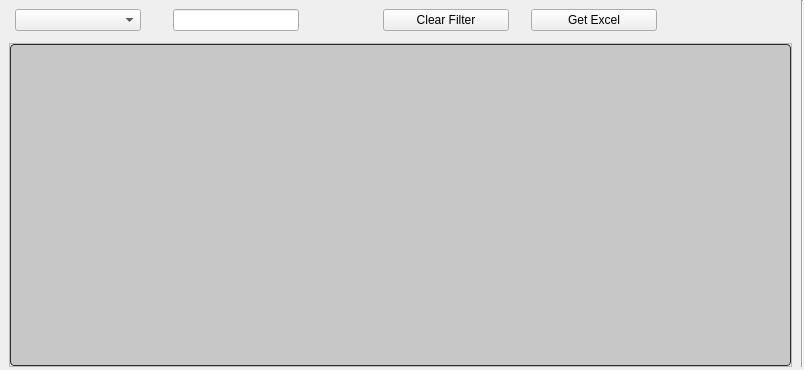
Qt form Resources/UI/table11.ui (ArhamshareKrushil/ScanRisk) before a commit.
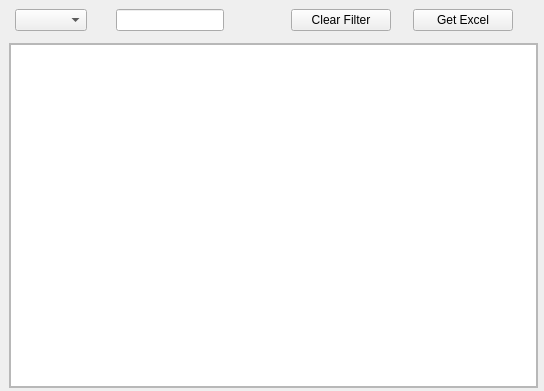
The same form after that commit. Icons and pictures are not drawn.

```diff
--- a/Resources/UI/table11.ui
+++ b/Resources/UI/table11.ui
@@ -6,8 +6,8 @@
    <rect>
     <x>0</x>
     <y>0</y>
-    <width>804</width>
-    <height>370</height>
+    <width>544</width>
+    <height>391</height>
    </rect>
   </property>
   <property name="windowTitle">
@@ -36,6 +36,43 @@
     <property name="verticalSpacing">
      <number>0</number>
     </property>
+    <item row="2" column="3">
+     <widget class="Line" name="line_3">
+      <property name="styleSheet">
+       <string notr="true">background-color: transparent;</string>
+      </property>
+      <property name="orientation">
+       <enum>Qt::Vertical</enum>
+      </property>
+     </widget>
+    </item>
+    <item row="3" column="1">
+     <widget class="Line" name="line_18">
+      <property name="orientation">
+       <enum>Qt::Horizontal</enum>
+      </property>
+     </widget>
+    </item>
+    <item row="1" column="2">
+     <widget class="Line" name="line_2">
+      <property name="styleSheet">
+       <string notr="true">background-color: transparent;</string>
+      </property>
+      <property name="orientation">
+       <enum>Qt::Horizontal</enum>
+      </property>
+     </widget>
+    </item>
+    <item row="2" column="0">
+     <widget class="Line" name="line">
+      <property name="styleSheet">
+       <string notr="true">background-color: transparent;</string>
+      </property>
+      <property name="orientation">
+       <enum>Qt::Vertical</enum>
+      </property>
+     </widget>
+    </item>
     <item row="2" column="2">
      <widget class="QFrame" name="mainFrame">
       <property name="sizePolicy">
@@ -74,149 +111,7 @@
           </font>
          </property>
          <property name="styleSheet">
-          <string notr="true">QTreeView:branch:selected, QTreeView:branch:hover {
-  background: url(&quot;:/qss_icons/rc/transparent.png&quot;);
-}
-
-QTreeView:branch:has-siblings:!adjoins-item {
-  border-image: url(&quot;:/qss_icons/rc/branch_line.png&quot;) 0;
-}
-
-QTreeView:branch:has-siblings:adjoins-item {
-  border-image: url(&quot;:/qss_icons/rc/branch_more.png&quot;) 0;
-}
-
-QTreeView:branch:!has-children:!has-siblings:adjoins-item {
-  border-image: url(&quot;:/qss_icons/rc/branch_end.png&quot;) 0;
-}
-
-QTreeView:branch:has-children:!has-siblings:closed, QTreeView:branch:closed:has-children:has-siblings {
-  border-image: none;
-  image: url(&quot;:/qss_icons/rc/branch_closed.png&quot;);
-}
-
-QTreeView:branch:open:has-children:!has-siblings, QTreeView:branch:open:has-children:has-siblings {
-  border-image: none;
-  image: url(&quot;:/qss_icons/rc/branch_open.png&quot;);
-}
-
-QTreeView:branch:has-children:!has-siblings:closed:hover, QTreeView:branch:closed:has-children:has-siblings:hover {
-  image: url(&quot;:/qss_icons/rc/branch_closed_focus.png&quot;);
-}
-
-QTreeView:branch:open:has-children:!has-siblings:hover, QTreeView:branch:open:has-children:has-siblings:hover {
-  image: url(&quot;:/qss_icons/rc/branch_open_focus.png&quot;);
-}
-
-QTreeView::indicator:checked,
-QListView::indicator:checked {
-  image: url(&quot;:/qss_icons/rc/checkbox_checked.png&quot;);
-}
-
-QTreeView::indicator:checked:hover, QTreeView::indicator:checked:focus, QTreeView::indicator:checked:pressed,
-QListView::indicator:checked:hover,
-QListView::indicator:checked:focus,
-QListView::indicator:checked:pressed {
-  image: url(&quot;:/qss_icons/rc/checkbox_checked_focus.png&quot;);
-}
-
-QTreeView::indicator:unchecked,
-QListView::indicator:unchecked {
-  image: url(&quot;:/qss_icons/rc/checkbox_unchecked.png&quot;);
-}
-
-QTreeView::indicator:unchecked:hover, QTreeView::indicator:unchecked:focus, QTreeView::indicator:unchecked:pressed,
-QListView::indicator:unchecked:hover,
-QListView::indicator:unchecked:focus,
-QListView::indicator:unchecked:pressed {
-  image: url(&quot;:/qss_icons/rc/checkbox_unchecked_focus.png&quot;);
-}
-
-QTreeView::indicator:indeterminate,
-QListView::indicator:indeterminate {
-  image: url(&quot;:/qss_icons/rc/checkbox_indeterminate.png&quot;);
-}
-
-QTreeView::indicator:indeterminate:hover, QTreeView::indicator:indeterminate:focus, QTreeView::indicator:indeterminate:pressed,
-QListView::indicator:indeterminate:hover,
-QListView::indicator:indeterminate:focus,
-QListView::indicator:indeterminate:pressed {
-  image: url(&quot;:/qss_icons/rc/checkbox_indeterminate_focus.png&quot;);
-}
-
-QTreeView,
-QListView,
-QTableView,
-QColumnView {
-  background-color: #c7c7c7;
-  border: 1px solid #2d2d2d;
-  color: #000000;
-  gridline-color: #2d2d2d;
-  border-radius: 4px;
-}
-
-QTreeView:disabled,
-QListView:disabled,
-QTableView:disabled,
-QColumnView:disabled {
-  background-color: #c7c7c7;
-  color: #000000;
-}
-
-QTreeView:selected,
-QListView:selected,
-QTableView:selected,
-QColumnView:selected {
-  background-color: #c7c7c7;
-  color: #000000;
-}
-
-QTreeView:hover,
-QListView:hover,
-QTableView:hover,
-QColumnView:hover {
-  background-color: #c7c7c7;
-  border: 1px solid #148CD2;
-}
-
-QTreeView::item:pressed,
-QListView::item:pressed,
-QTableView::item:pressed,
-QColumnView::item:pressed {
-  background-color: #c7c7c7;
-}
-
-QTreeView::item:selected:hover,
-QListView::item:selected:hover,
-QTableView::item:selected:hover,
-QColumnView::item:selected:hover {
-  background: #c7c7c7;
-  color: #000000;
-}
-
-QTreeView::item:selected:active,
-QListView::item:selected:active,
-QTableView::item:selected:active,
-QColumnView::item:selected:active {
-background-color: palette(highlight);
- color: palette(highlightedText);
-}
-
-QTreeView::item:!selected:hover,
-QListView::item:!selected:hover,
-QTableView::item:!selected:hover,
-QColumnView::item:!selected:hover {
-  outline: 0;
-  color: #148CD2;
-  background-color: #2d2d2d;
-}
-
-QTableCornerButton::section {
-  background-color: #282828;
-  border: 1px transparent #2d2d2d;
-  border-radius: 0px;
-}
-</string>
+          <string notr="true"/>
          </property>
          <property name="selectionBehavior">
           <enum>QAbstractItemView::SelectRows</enum>
@@ -235,50 +130,6 @@
       </layout>
      </widget>
     </item>
-    <item row="1" column="2">
-     <widget class="Line" name="line_2">
-      <property name="styleSheet">
-       <string notr="true">background-color: transparent;</string>
-      </property>
-      <property name="orientation">
-       <enum>Qt::Horizontal</enum>
-      </property>
-     </widget>
-    </item>
-    <item row="3" column="1">
-     <widget class="Line" name="line_18">
-      <property name="orientation">
-       <enum>Qt::Horizontal</enum>
-      </property>
-     </widget>
-    </item>
-    <item row="0" column="4" rowspan="3">
-     <widget class="Line" name="line_17">
-      <property name="orientation">
-       <enum>Qt::Vertical</enum>
-      </property>
-     </widget>
-    </item>
-    <item row="2" column="3">
-     <widget class="Line" name="line_3">
-      <property name="styleSheet">
-       <string notr="true">background-color: transparent;</string>
-      </property>
-      <property name="orientation">
-       <enum>Qt::Vertical</enum>
-      </property>
-     </widget>
-    </item>
-    <item row="2" column="0">
-     <widget class="Line" name="line">
-      <property name="styleSheet">
-       <string notr="true">background-color: transparent;</string>
-      </property>
-      <property name="orientation">
-       <enum>Qt::Vertical</enum>
-      </property>
-     </widget>
-    </item>
     <item row="0" column="1" colspan="3">
      <widget class="QWidget" name="indexBar" native="true">
       <property name="sizePolicy">
@@ -294,149 +145,7 @@
        </size>
       </property>
       <property name="styleSheet">
-       <string notr="true">QTreeView:branch:selected, QTreeView:branch:hover {
-  background: url(&quot;:/qss_icons/rc/transparent.png&quot;);
-}
-
-QTreeView:branch:has-siblings:!adjoins-item {
-  border-image: url(&quot;:/qss_icons/rc/branch_line.png&quot;) 0;
-}
-
-QTreeView:branch:has-siblings:adjoins-item {
-  border-image: url(&quot;:/qss_icons/rc/branch_more.png&quot;) 0;
-}
-
-QTreeView:branch:!has-children:!has-siblings:adjoins-item {
-  border-image: url(&quot;:/qss_icons/rc/branch_end.png&quot;) 0;
-}
-
-QTreeView:branch:has-children:!has-siblings:closed, QTreeView:branch:closed:has-children:has-siblings {
-  border-image: none;
-  image: url(&quot;:/qss_icons/rc/branch_closed.png&quot;);
-}
-
-QTreeView:branch:open:has-children:!has-siblings, QTreeView:branch:open:has-children:has-siblings {
-  border-image: none;
-  image: url(&quot;:/qss_icons/rc/branch_open.png&quot;);
-}
-
-QTreeView:branch:has-children:!has-siblings:closed:hover, QTreeView:branch:closed:has-children:has-siblings:hover {
-  image: url(&quot;:/qss_icons/rc/branch_closed_focus.png&quot;);
-}
-
-QTreeView:branch:open:has-children:!has-siblings:hover, QTreeView:branch:open:has-children:has-siblings:hover {
-  image: url(&quot;:/qss_icons/rc/branch_open_focus.png&quot;);
-}
-
-QTreeView::indicator:checked,
-QListView::indicator:checked {
-  image: url(&quot;:/qss_icons/rc/checkbox_checked.png&quot;);
-}
-
-QTreeView::indicator:checked:hover, QTreeView::indicator:checked:focus, QTreeView::indicator:checked:pressed,
-QListView::indicator:checked:hover,
-QListView::indicator:checked:focus,
-QListView::indicator:checked:pressed {
-  image: url(&quot;:/qss_icons/rc/checkbox_checked_focus.png&quot;);
-}
-
-QTreeView::indicator:unchecked,
-QListView::indicator:unchecked {
-  image: url(&quot;:/qss_icons/rc/checkbox_unchecked.png&quot;);
-}
-
-QTreeView::indicator:unchecked:hover, QTreeView::indicator:unchecked:focus, QTreeView::indicator:unchecked:pressed,
-QListView::indicator:unchecked:hover,
-QListView::indicator:unchecked:focus,
-QListView::indicator:unchecked:pressed {
-  image: url(&quot;:/qss_icons/rc/checkbox_unchecked_focus.png&quot;);
-}
-
-QTreeView::indicator:indeterminate,
-QListView::indicator:indeterminate {
-  image: url(&quot;:/qss_icons/rc/checkbox_indeterminate.png&quot;);
-}
-
-QTreeView::indicator:indeterminate:hover, QTreeView::indicator:indeterminate:focus, QTreeView::indicator:indeterminate:pressed,
-QListView::indicator:indeterminate:hover,
-QListView::indicator:indeterminate:focus,
-QListView::indicator:indeterminate:pressed {
-  image: url(&quot;:/qss_icons/rc/checkbox_indeterminate_focus.png&quot;);
-}
-
-QTreeView,
-QListView,
-QTableView,
-QColumnView {
-  background-color: #ffffff;
-  border: 1px solid #2d2d2d;
-  color: #F0F0F0;
-  gridline-color: #2d2d2d;
-  border-radius: 4px;
-}
-
-QTreeView:disabled,
-QListView:disabled,
-QTableView:disabled,
-QColumnView:disabled {
-  background-color: #1e1e1e;
-  color: #787878;
-}
-
-QTreeView:selected,
-QListView:selected,
-QTableView:selected,
-QColumnView:selected {
-  background-color: #ffffff;
-  color: #2d2d2d;
-}
-
-QTreeView:hover,
-QListView:hover,
-QTableView:hover,
-QColumnView:hover {
-  background-color: #ffffff;
-  border: 1px solid #148CD2;
-}
-
-QTreeView::item:pressed,
-QListView::item:pressed,
-QTableView::item:pressed,
-QColumnView::item:pressed {
-  background-color: #ffffff;
-}
-
-QTreeView::item:selected:hover,
-QListView::item:selected:hover,
-QTableView::item:selected:hover,
-QColumnView::item:selected:hover {
-  background: #ffffff;
-  color: #282828;
-}
-
-QTreeView::item:selected:active,
-QListView::item:selected:active,
-QTableView::item:selected:active,
-QColumnView::item:selected:active {
-background-color: palette(highlight);
- color: palette(highlightedText);
-}
-
-QTreeView::item:!selected:hover,
-QListView::item:!selected:hover,
-QTableView::item:!selected:hover,
-QColumnView::item:!selected:hover {
-  outline: 0;
-  color: #148CD2;
-  background-color: #2d2d2d;
-}
-
-QTableCornerButton::section {
-  background-color: #282828;
-  border: 1px transparent #2d2d2d;
-  border-radius: 0px;
-}
-</string>
+       <string notr="true"/>
       </property>
       <layout class="QGridLayout" name="gridLayout_2">
        <item row="0" column="3" rowspan="2">
@@ -547,6 +256,12 @@
        </item>
        <item row="0" column="8" rowspan="2">
         <widget class="QPushButton" name="pbGetExcel">
+         <property name="minimumSize">
+          <size>
+           <width>100</width>
+           <height>0</height>
+          </size>
+         </property>
          <property name="maximumSize">
           <size>
            <width>200</width>
@@ -576,6 +291,12 @@
        </item>
        <item row="0" column="6" rowspan="2">
         <widget class="QPushButton" name="pbClearfilter">
+         <property name="minimumSize">
+          <size>
+           <width>100</width>
+           <height>0</height>
+          </size>
+         </property>
          <property name="maximumSize">
           <size>
            <width>200</width>
```
Left out of the diff: 4 changed lines with no effect on the pictures.
